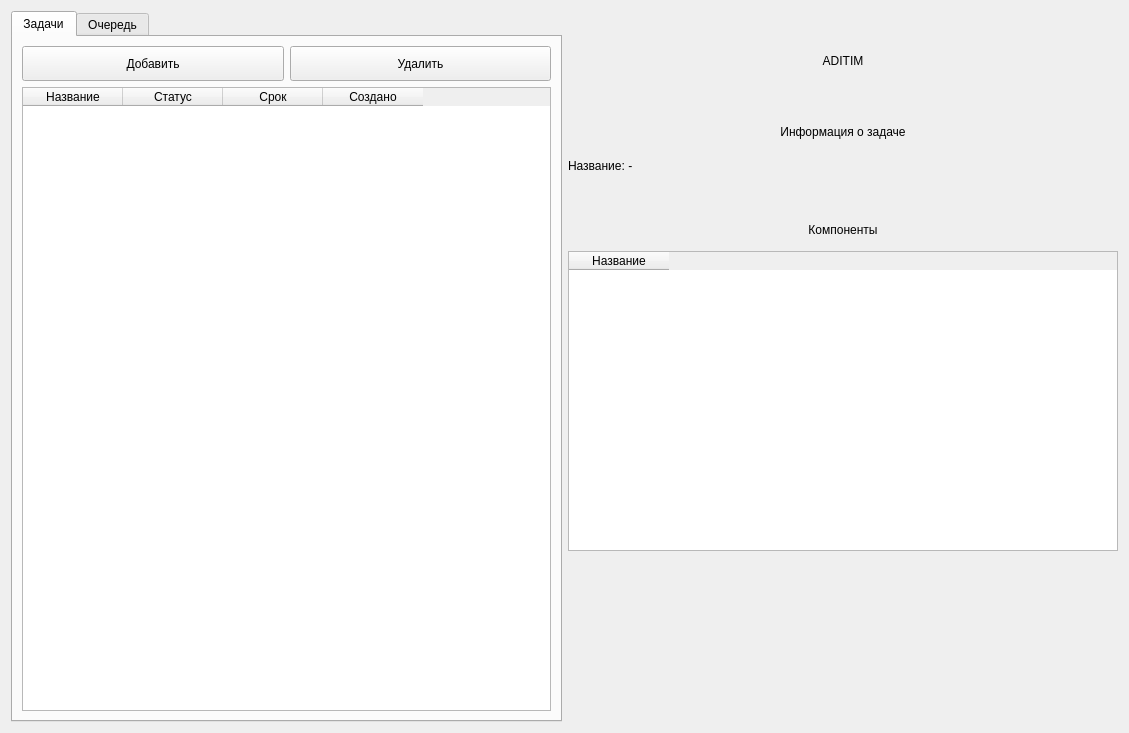
Qt form src/client/ui/window_task.ui (formemu/aditim-monitor) before a commit.
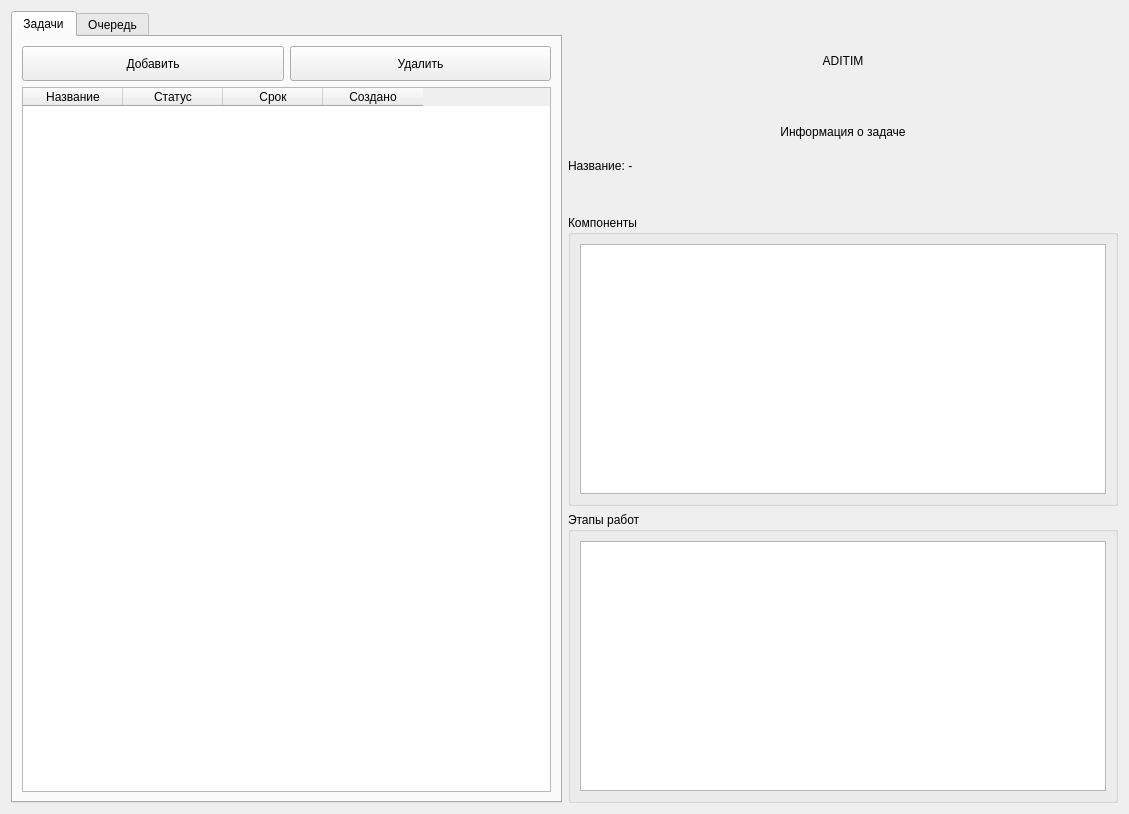
The same form after that commit.

```diff
--- a/src/client/ui/window_task.ui
+++ b/src/client/ui/window_task.ui
@@ -255,33 +255,17 @@
       </widget>
      </item>
      <item>
-      <widget class="QLabel" name="label_components_title">
-       <property name="minimumSize">
-        <size>
-         <width>0</width>
-         <height>30</height>
-        </size>
-       </property>
-       <property name="maximumSize">
-        <size>
-         <width>16777215</width>
-         <height>30</height>
-        </size>
-       </property>
-       <property name="text">
+      <widget class="QGroupBox" name="groupBox_component">
+       <property name="title">
         <string>Компоненты</string>
        </property>
-       <property name="alignment">
-        <set>Qt::AlignmentFlag::AlignCenter</set>
-       </property>
-      </widget>
-     </item>
+       <layout class="QVBoxLayout" name="verticalLayout_4">
      <item>
       <widget class="QTableWidget" name="tableWidget_components">
        <property name="minimumSize">
         <size>
          <width>0</width>
-         <height>300</height>
+            <height>250</height>
         </size>
        </property>
        <property name="maximumSize">
@@ -299,11 +283,28 @@
        <property name="selectionBehavior">
         <enum>QAbstractItemView::SelectionBehavior::SelectRows</enum>
        </property>
-       <column>
-        <property name="text">
-         <string>Название</string>
-        </property>
-       </column>
+         </widget>
+        </item>
+       </layout>
+      </widget>
+     </item>
+     <item>
+      <widget class="QGroupBox" name="groupBox_component_stage">
+       <property name="title">
+        <string>Этапы работ</string>
+       </property>
+       <layout class="QVBoxLayout" name="verticalLayout_3">
+        <item>
+         <widget class="QTableWidget" name="tableWidget_component_stage">
+          <property name="minimumSize">
+           <size>
+            <width>0</width>
+            <height>250</height>
+           </size>
+          </property>
+         </widget>
+        </item>
+       </layout>
       </widget>
      </item>
      <item>
```
Lines whose indentation alone changed are shown as unchanged.
